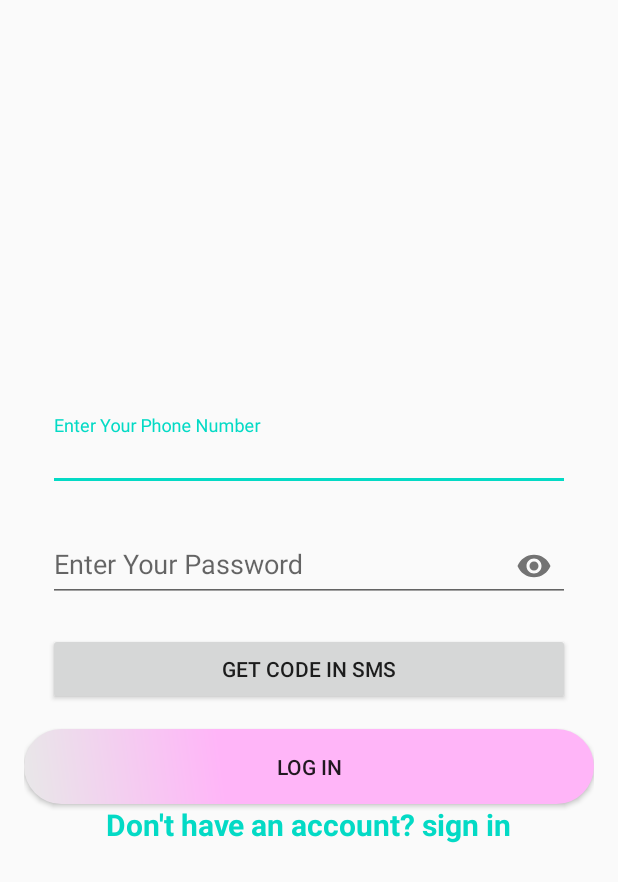
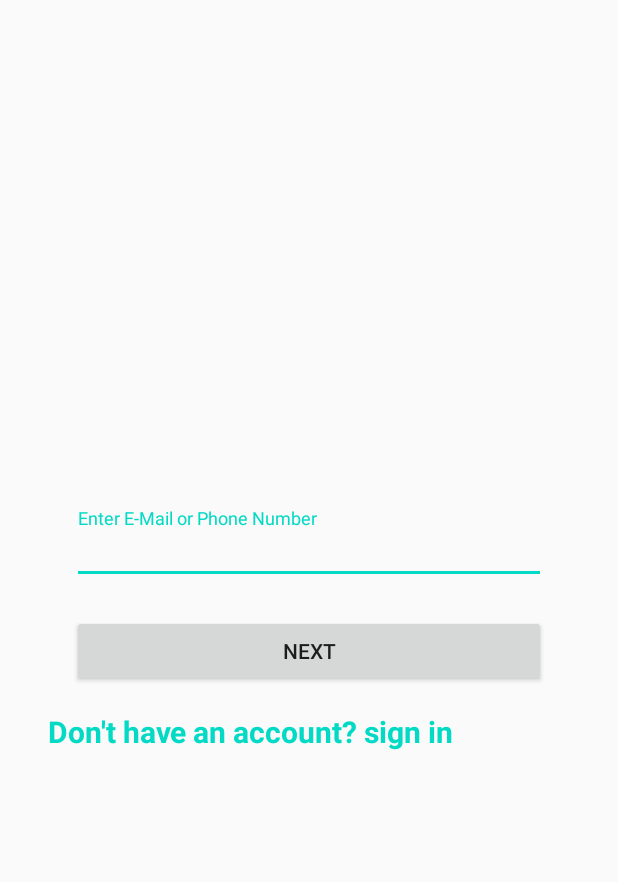
Before and after one commit to SimchaPo/socialdeliverysystem, an Android app: the screen it shows after launch (LoginActivity), on a phone screen of 412 x 824 dp. Shown: the top 882 px of the screen. Run offline under Robolectric (Android 15) with nearby library versions, the phone set to English and light mode, and no system bars; our stand-ins replace Firebase (no records; nobody signed in at launch, a user with empty details on screens opened directly).

Commit message:
email and password verify + sms verify

```diff
--- a/app/src/main/java/com/example/socialdeliverysystem/ui/LoginActivity.java
+++ b/app/src/main/java/com/example/socialdeliverysystem/ui/LoginActivity.java
@@ -7,7 +7,6 @@ import androidx.appcompat.widget.LinearLayoutCompat;
 import android.content.Intent;
 import android.os.Bundle;
 import android.view.View;
-import android.widget.EditText;
 import android.widget.Toast;
 
 import com.example.socialdeliverysystem.R;
@@ -20,74 +19,46 @@ import com.google.firebase.auth.AuthResult;
 import com.google.firebase.auth.FirebaseAuth;
 import com.google.firebase.auth.FirebaseAuthInvalidCredentialsException;
 import com.google.firebase.auth.FirebaseUser;
-import com.google.firebase.auth.GetTokenResult;
 import com.google.firebase.auth.PhoneAuthCredential;
 import com.google.firebase.auth.PhoneAuthProvider;
-import com.google.firebase.database.DatabaseReference;
-import com.google.firebase.database.FirebaseDatabase;
+import com.google.firebase.auth.SignInMethodQueryResult;
 
 import java.util.concurrent.TimeUnit;
+import java.util.regex.Pattern;
 
 public class LoginActivity extends AppCompatActivity {
-    private TextInputLayout editTextPhoneLogin;
-    private TextInputLayout editTextPasswordLogin;
-    private TextInputLayout getEditTextSmsLogin;
-    private LinearLayoutCompat loginLayout;
-    private LinearLayoutCompat sms_login;
-    private LinearLayoutCompat password_login;
-
-    private PhoneAuthProvider.ForceResendingToken mResendToken;
+    private TextInputLayout editTextPhoneOrMailLogIn;
+    private LinearLayoutCompat textBoxPhoneOrMailLayout;
+    private LinearLayoutCompat passwordOrCodeEntryLayout;
+    private LinearLayoutCompat passwordEntryLayout;
+    private TextInputLayout editPassword;
+    private LinearLayoutCompat codeEntryLayout;
+    private TextInputLayout editCode;
+    private boolean phone;
+    private boolean email;
     private String mVerificationId;
-    private EditText editTextCode;
     private FirebaseAuth mAuth;
-
+    private String phoneOrMailText;
 
     @Override
+
     protected void onCreate(Bundle savedInstanceState) {
         super.onCreate(savedInstanceState);
         setContentView(R.layout.activity_login);
         findView();
-        mAuth = FirebaseAuth.getInstance();
-        sms_login.setVisibility(View.GONE);
+        FirebaseUser currentUser = mAuth.getCurrentUser();
+
     }
 
     private void findView() {
-        editTextPhoneLogin = findViewById(R.id.login_input_phone);
-        editTextPasswordLogin = findViewById(R.id.login_input_password);
-        getEditTextSmsLogin = findViewById(R.id.login_input_sms);
-        loginLayout = findViewById(R.id.login_layout);
-        sms_login = findViewById(R.id.sms_entry);
-        password_login = findViewById(R.id.password_entry);
-
-    }
-
-    public void logInOnClick(View view) {
-        return;
-    }
-
-    public void logInSmsOnClick(View view) {
-        if (!checkPhoneEditTextBox(editTextPhoneLogin.getEditText().getText().toString())) {
-            editTextPhoneLogin.setError("PHONE NUMBER NOT CORRECT!");
-            return;
-        }
-        editTextPhoneLogin.setEnabled(false);
-        editTextPasswordLogin.getEditText().getText().clear();
-        password_login.setVisibility(View.GONE);
-        sms_login.setVisibility(View.VISIBLE);
-        sendVerificationCode(editTextPhoneLogin.getEditText().getText().toString().trim());
-    }
-
-    private boolean checkPhoneEditTextBox(String toString) {
-        //To Do!!
-        return true;
-    }
-
-    public void logInPasswordOnClick(View view) {
-        editTextPhoneLogin.setEnabled(true);
-        getEditTextSmsLogin.getEditText().getText().clear();
-        sms_login.setVisibility(View.GONE);
-        password_login.setVisibility(View.VISIBLE);
-
+        editTextPhoneOrMailLogIn = findViewById(R.id.login_input_phone_mail);
+        textBoxPhoneOrMailLayout = findViewById(R.id.email_or_phone_layout);
+        passwordOrCodeEntryLayout = findViewById(R.id.password_code_entry);
+        passwordEntryLayout = findViewById(R.id.password_entry);
+        editPassword = findViewById(R.id.login_input_password);
+        codeEntryLayout = findViewById(R.id.code_entry);
+        editCode = findViewById(R.id.login_input_sms);
+        mAuth = FirebaseAuth.getInstance();
     }
 
     public void SignInOnClick(View view) {
@@ -115,7 +86,7 @@ public class LoginActivity extends AppCompatActivity {
             //in this case the code will be null
             //so user has to manually enter the code
             if (code != null) {
-                getEditTextSmsLogin.getEditText().setText(code);
+                editCode.getEditText().setText(code);
                 //verifying the code
                 verifyVerificationCode(code);
             }
@@ -130,9 +101,7 @@ public class LoginActivity extends AppCompatActivity {
         public void onCodeSent(String s, PhoneAuthProvider.ForceResendingToken forceResendingToken) {
             super.onCodeSent(s, forceResendingToken);
             mVerificationId = s;
-            mResendToken = forceResendingToken;
-            //   resendVerificationCode(editTextPhoneLogin.getEditText().getText().toString().trim(), mResendToken);
-
+            PhoneAuthProvider.ForceResendingToken mResendToken = forceResendingToken;
         }
     };
 
@@ -150,10 +119,6 @@ public class LoginActivity extends AppCompatActivity {
                     @Override
                     public void onComplete(@NonNull Task<AuthResult> task) {
                         if (task.isSuccessful()) {
-                            //verification successful we will start the profile activity
-                            //  Intent intent = new Intent(LoginActivity.this, MainActivity.class);
-                            //  intent.setFlags(Intent.FLAG_ACTIVITY_NEW_TASK | Intent.FLAG_ACTIVITY_CLEAR_TASK);
-                            //  startActivity(intent);
 
                         } else {
 
@@ -164,17 +129,90 @@ public class LoginActivity extends AppCompatActivity {
                             if (task.getException() instanceof FirebaseAuthInvalidCredentialsException) {
                                 message = "Invalid code entered...";
                             }
-
-                            //Snackbar snackbar = Snackbar.make(findViewById(R.id.parent), message, Snackbar.LENGTH_LONG);
-                            //snackbar.setAction("Dismiss", new View.OnClickListener() {
-                            //    @Override
-                            //    public void onClick(View v) {
-
-                            //    }
-                            //});
-                            //snackbar.show();
                         }
                     }
                 });
     }
+
+    public void OpenTextBoxForCodeOrPassword(View view) {
+        phoneOrMailText = editTextPhoneOrMailLogIn.getEditText().getText().toString();
+        if (phoneOrMailText.isEmpty()) {
+            editTextPhoneOrMailLogIn.setError("Email or Phone Number is Required");
+            return;
+        }
+        if (android.util.Patterns.EMAIL_ADDRESS.matcher(phoneOrMailText).matches()) {
+            mAuth.fetchSignInMethodsForEmail(phoneOrMailText)
+                    .addOnCompleteListener(new OnCompleteListener<SignInMethodQueryResult>() {
+                        @Override
+                        public void onComplete(@NonNull Task<SignInMethodQueryResult> task) {
+                            if (task.getResult().getSignInMethods().isEmpty()) {
+                                editTextPhoneOrMailLogIn.setError("No Such User, Please Sign In");
+                            }
+                            else {
+                                email = true;
+                                phone = false;
+                                textBoxPhoneOrMailLayout.setVisibility(View.GONE);
+                                passwordOrCodeEntryLayout.setVisibility(View.VISIBLE);
+                                passwordEntryLayout.setVisibility(View.VISIBLE);
+                            }
+                        }
+                    });
+            return;
+        }
+        Pattern phonePattern = Pattern.compile("0([23489]|5[0123458]|77)([0-9]{7})");
+        if (phonePattern.matcher(phoneOrMailText).matches()) {
+            //To do - check if phone number is registed
+            phone = true;
+            email = false;
+            textBoxPhoneOrMailLayout.setVisibility(View.GONE);
+            passwordOrCodeEntryLayout.setVisibility(View.VISIBLE);
+            codeEntryLayout.setVisibility(View.VISIBLE);
+            sendVerificationCode(phoneOrMailText);
+            return;
+        }
+        editTextPhoneOrMailLogIn.setError("Invalid Text");
+        editTextPhoneOrMailLogIn.getEditText().setText(null);
+    }
+
+    public void GoBackOnClick(View view) {
+        textBoxPhoneOrMailLayout.setVisibility(View.VISIBLE);
+        passwordOrCodeEntryLayout.setVisibility(View.GONE);
+        passwordEntryLayout.setVisibility(View.GONE);
+        codeEntryLayout.setVisibility(View.GONE);
+    }
+
+    public void resetPasswordOnClick(View view) {
+        FirebaseAuth.getInstance().sendPasswordResetEmail(phoneOrMailText)
+                .addOnCompleteListener(new OnCompleteListener<Void>() {
+                    @Override
+                    public void onComplete(@NonNull Task<Void> task) {
+                        if (task.isSuccessful()) {
+                            Toast.makeText(LoginActivity.this, "Mail For Reset Was Sent",
+                                    Toast.LENGTH_LONG).show();
+                        }
+                    }
+                });
+    }
+
+    public void logInOnClick(View view) {
+        if (email) {
+            mAuth.signInWithEmailAndPassword(phoneOrMailText, editPassword.getEditText().getText().toString())
+                    .addOnCompleteListener(this, new OnCompleteListener<AuthResult>() {
+                        @Override
+                        public void onComplete(@NonNull Task<AuthResult> task) {
+                            if (task.isSuccessful()) {
+                                // Sign in success, update UI with the signed-in user's information
+                                FirebaseUser user = mAuth.getCurrentUser();
+                            } else {
+                                // If sign in fails, display a message to the user.
+                                Toast.makeText(LoginActivity.this, "Authentication failed.",
+                                        Toast.LENGTH_LONG).show();
+                            }
+                        }
+                    });
+        } else if (phone) {
+            verifyVerificationCode(editCode.getEditText().getText().toString());
+        }
+        return;
+    }
 }
--- a/app/src/main/res/layout/activity_login.xml
+++ b/app/src/main/res/layout/activity_login.xml
@@ -15,9 +15,14 @@
         android:layout_height="wrap_content"
         android:orientation="vertical"
         android:padding="16dp">
-
+        <androidx.appcompat.widget.LinearLayoutCompat
+            android:id="@+id/email_or_phone_layout"
+            android:layout_width="match_parent"
+            android:layout_height="wrap_content"
+            android:orientation="vertical"
+            android:padding="16dp">
         <com.google.android.material.textfield.TextInputLayout
-            android:id="@+id/login_input_phone"
+            android:id="@+id/login_input_phone_mail"
             android:layout_width="match_parent"
             android:layout_height="wrap_content"
             app:boxBackgroundMode="outline"
@@ -26,17 +31,30 @@
             <com.google.android.material.textfield.TextInputEditText
                 android:layout_width="match_parent"
                 android:layout_height="wrap_content"
-                android:hint="Enter Your Phone Number"
-                android:inputType="phone" />
-
+                android:hint="Enter E-Mail or Phone Number"
+                android:inputType="text" />
         </com.google.android.material.textfield.TextInputLayout>
 
+            <Button
+                android:id="@+id/OpenTextBoxForCodeOrPassword"
+                android:layout_width="match_parent"
+                android:layout_height="wrap_content"
+                android:layout_centerInParent="true"
+                android:onClick="OpenTextBoxForCodeOrPassword"
+                android:text="Next" />
+        </androidx.appcompat.widget.LinearLayoutCompat>
+        <androidx.appcompat.widget.LinearLayoutCompat
+            android:id="@+id/password_code_entry"
+            android:layout_width="match_parent"
+            android:layout_height="wrap_content"
+            android:orientation="vertical"
+            android:visibility="gone">
             <androidx.appcompat.widget.LinearLayoutCompat
                 android:id="@+id/password_entry"
                 android:layout_width="match_parent"
                 android:layout_height="wrap_content"
-            android:orientation="vertical">
-
+                android:orientation="vertical"
+                android:visibility="gone">
             <com.google.android.material.textfield.TextInputLayout
                 android:id="@+id/login_input_password"
                 android:layout_width="match_parent"
@@ -51,20 +69,24 @@
                     android:hint="@string/enter_your_password"
                     android:inputType="textPassword" />
             </com.google.android.material.textfield.TextInputLayout>
-            <Button
-                android:id="@+id/Log_in_sms"
-                android:layout_width="match_parent"
+                <TextView
+                    android:id="@+id/reset_password"
+                    android:layout_width="wrap_content"
                     android:layout_height="wrap_content"
-                android:layout_centerInParent="true"
-                android:onClick="logInSmsOnClick"
-                android:text="@string/get_code_in_sms" />
+                    android:clickable="true"
+                    android:contextClickable="false"
+                    android:onClick="resetPasswordOnClick"
+                    android:text="Forgot Password? Click To Reset"
+                    android:textColor="@color/colorAccent"
+                    android:textSize="16sp"
+                    android:textStyle="bold" />
             </androidx.appcompat.widget.LinearLayoutCompat>
             <androidx.appcompat.widget.LinearLayoutCompat
+                android:id="@+id/code_entry"
                 android:layout_width="match_parent"
                 android:layout_height="wrap_content"
                 android:orientation="vertical"
-            android:id="@+id/sms_entry">
-
+                android:visibility="gone">
             <com.google.android.material.textfield.TextInputLayout
                 android:id="@+id/login_input_sms"
                 android:layout_width="match_parent"
@@ -75,20 +97,29 @@
                 <com.google.android.material.textfield.TextInputEditText
                     android:layout_width="match_parent"
                     android:layout_height="wrap_content"
-                    android:hint="Enter Code From Sms"
+                    android:hint="@string/enter_code_from_sms"
                     android:inputType="number" />
 
             </com.google.android.material.textfield.TextInputLayout>
-
+                <TextView
+                    android:id="@+id/try_email"
+                    android:layout_width="wrap_content"
+                    android:layout_height="wrap_content"
+                    android:clickable="true"
+                    android:contextClickable="false"
+                    android:onClick="GoBackOnClick"
+                    android:text="Didn't Receive a Code? Try Email Verify"
+                    android:textColor="@color/colorAccent"
+                    android:textSize="16sp"
+                    android:textStyle="bold" />
+            </androidx.appcompat.widget.LinearLayoutCompat>
             <Button
-                android:id="@+id/Login_password"
+                android:id="@+id/go_back"
                 android:layout_width="match_parent"
                 android:layout_height="wrap_content"
                 android:layout_centerInParent="true"
-                android:onClick="logInPasswordOnClick"
-                android:text="Switch To Password Entry" />
-    </androidx.appcompat.widget.LinearLayoutCompat>
-    </androidx.appcompat.widget.LinearLayoutCompat>
+                android:onClick="GoBackOnClick"
+                android:text="@string/go_back" />
 
     <Button
         android:id="@+id/Log_in"
@@ -98,6 +129,7 @@
         android:background="@drawable/button_style"
         android:onClick="logInOnClick"
         android:text="@string/log_in" />
+        </androidx.appcompat.widget.LinearLayoutCompat>
 
         <TextView
             android:id="@+id/signInText"
@@ -110,5 +142,5 @@
             android:textColor="@color/colorAccent"
             android:textSize="20sp"
             android:textStyle="bold" />
-
     </androidx.appcompat.widget.LinearLayoutCompat>
+</androidx.appcompat.widget.LinearLayoutCompat>
--- a/app/src/main/res/values/strings.xml
+++ b/app/src/main/res/values/strings.xml
@@ -17,10 +17,13 @@
     <string name="first_name">First Name</string>
     <string name="last_name">Last Name</string>
     <string name="enter_your_id_number">Enter Your ID Number</string>
-    <string name="enter_your_phone_number">Enter Your Phone Number</string>
     <string name="enter_your_address">Enter Your Address</string>
     <string name="log_in">Log In</string>
     <string name="sign_in">Sign In</string>
     <string name="get_code_in_sms">Get Code In Sms</string>
     <string name="don_t_have_an_account_sign_in">Don\'t have an account? sign in</string>
+    <string name="enter_your_phone_number">Enter Your Phone Number</string>
+    <string name="enter_code_from_sms">Enter Code From Sms</string>
+    <string name="switch_to_password_entry">Switch To Password Entry</string>
+    <string name="go_back">Go Back</string>
 </resources>
```
Also changed, not shown: app/src/main/java/com/example/socialdeliverysystem/ui/SigninActivity.java (+34 -3 lines). Lines whose indentation alone changed are shown as unchanged.
